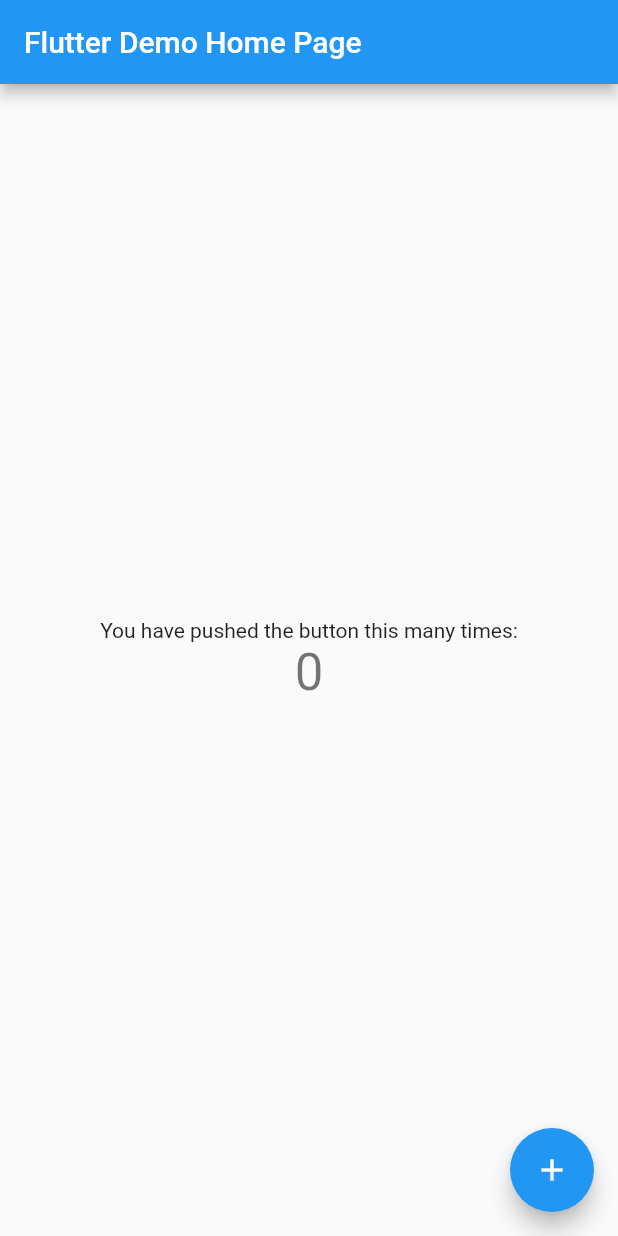
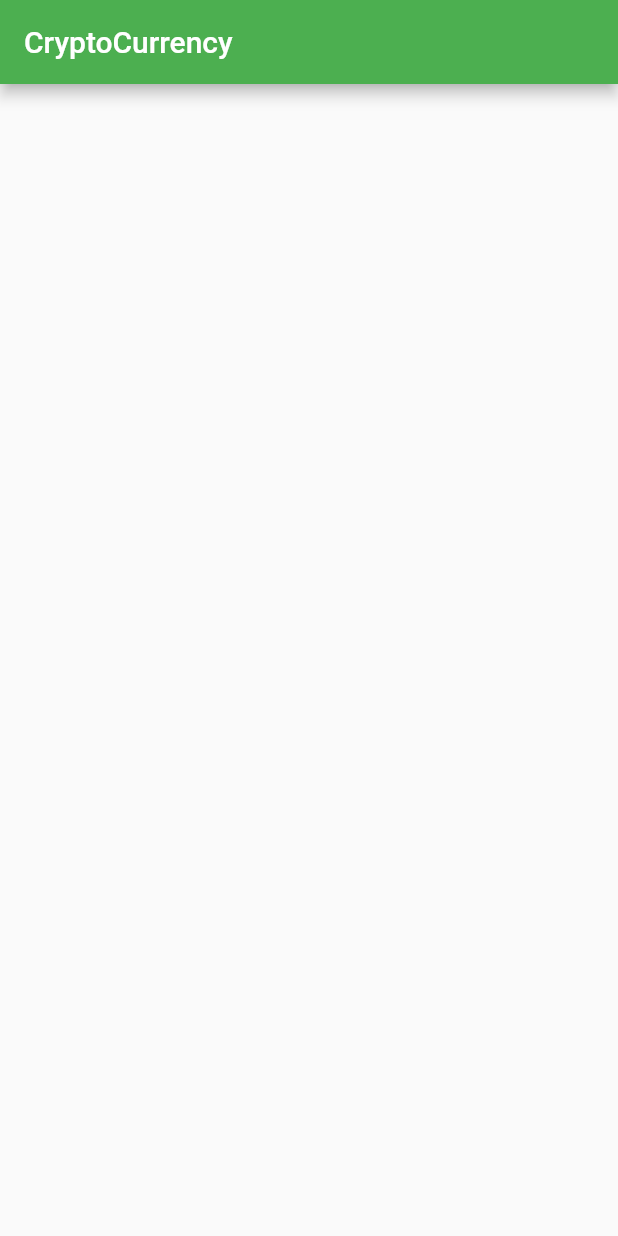
Before and after one commit to ajay1706/Cryptocurrency-app-, a Flutter app: the screen it shows after launch, on a phone screen of 412 x 824 dp. Run offline on Flutter 3.47's test engine with Material 2 defaults, Android fonts, the phone set to English and light mode, and no system bars.

```diff
--- /dev/null
+++ b/cryptocurrency/lib/home_page.dart
@@ -0,0 +1,18 @@
+import 'package:flutter/material.dart';
+
+
+class HomePage extends StatefulWidget {
+  @override
+  _HomePageState createState() => _HomePageState();
+}
+
+class _HomePageState extends State<HomePage> {
+  @override
+  Widget build(BuildContext context) {
+    return Scaffold(
+          appBar: AppBar(
+        title: Text("CryptoCurrency"),),
+
+    );
+  }
+}
--- a/cryptocurrency/lib/main.dart
+++ b/cryptocurrency/lib/main.dart
@@ -1,111 +1,16 @@
 import 'package:flutter/material.dart';
+import './home_page.dart';
 
 void main() => runApp(MyApp());
-
 class MyApp extends StatelessWidget {
-  // This widget is the root of your application.
   @override
   Widget build(BuildContext context) {
     return MaterialApp(
-      title: 'Flutter Demo',
+      home: HomePage(),
       theme: ThemeData(
-        // This is the theme of your application.
-        //
-        // Try running your application with "flutter run". You'll see the
-        // application has a blue toolbar. Then, without quitting the app, try
-        // changing the primarySwatch below to Colors.green and then invoke
-        // "hot reload" (press "r" in the console where you ran "flutter run",
-        // or simply save your changes to "hot reload" in a Flutter IDE).
-        // Notice that the counter didn't reset back to zero; the application
-        // is not restarted.
-        primarySwatch: Colors.blue,
+        primarySwatch: Colors.green
       ),
-      home: MyHomePage(title: 'Flutter Demo Home Page'),
+
     );
   }
 }
-
-class MyHomePage extends StatefulWidget {
-  MyHomePage({Key key, this.title}) : super(key: key);
-
-  // This widget is the home page of your application. It is stateful, meaning
-  // that it has a State object (defined below) that contains fields that affect
-  // how it looks.
-
-  // This class is the configuration for the state. It holds the values (in this
-  // case the title) provided by the parent (in this case the App widget) and
-  // used by the build method of the State. Fields in a Widget subclass are
-  // always marked "final".
-
-  final String title;
-
-  @override
-  _MyHomePageState createState() => _MyHomePageState();
-}
-
-class _MyHomePageState extends State<MyHomePage> {
-  int _counter = 0;
-
-  void _incrementCounter() {
-    setState(() {
-      // This call to setState tells the Flutter framework that something has
-      // changed in this State, which causes it to rerun the build method below
-      // so that the display can reflect the updated values. If we changed
-      // _counter without calling setState(), then the build method would not be
-      // called again, and so nothing would appear to happen.
-      _counter++;
-    });
-  }
-
-  @override
-  Widget build(BuildContext context) {
-    // This method is rerun every time setState is called, for instance as done
-    // by the _incrementCounter method above.
-    //
-    // The Flutter framework has been optimized to make rerunning build methods
-    // fast, so that you can just rebuild anything that needs updating rather
-    // than having to individually change instances of widgets.
-    return Scaffold(
-      appBar: AppBar(
-        // Here we take the value from the MyHomePage object that was created by
-        // the App.build method, and use it to set our appbar title.
-        title: Text(widget.title),
-      ),
-      body: Center(
-        // Center is a layout widget. It takes a single child and positions it
-        // in the middle of the parent.
-        child: Column(
-          // Column is also a layout widget. It takes a list of children and
-          // arranges them vertically. By default, it sizes itself to fit its
-          // children horizontally, and tries to be as tall as its parent.
-          //
-          // Invoke "debug painting" (press "p" in the console, choose the
-          // "Toggle Debug Paint" action from the Flutter Inspector in Android
-          // Studio, or the "Toggle Debug Paint" command in Visual Studio Code)
-          // to see the wireframe for each widget.
-          //
-          // Column has various properties to control how it sizes itself and
-          // how it positions its children. Here we use mainAxisAlignment to
-          // center the children vertically; the main axis here is the vertical
-          // axis because Columns are vertical (the cross axis would be
-          // horizontal).
-          mainAxisAlignment: MainAxisAlignment.center,
-          children: <Widget>[
-            Text(
-              'You have pushed the button this many times:',
-            ),
-            Text(
-              '$_counter',
-              style: Theme.of(context).textTheme.display1,
-            ),
-          ],
-        ),
-      ),
-      floatingActionButton: FloatingActionButton(
-        onPressed: _incrementCounter,
-        tooltip: 'Increment',
-        child: Icon(Icons.add),
-      ), // This trailing comma makes auto-formatting nicer for build methods.
-    );
-  }
-}
```
